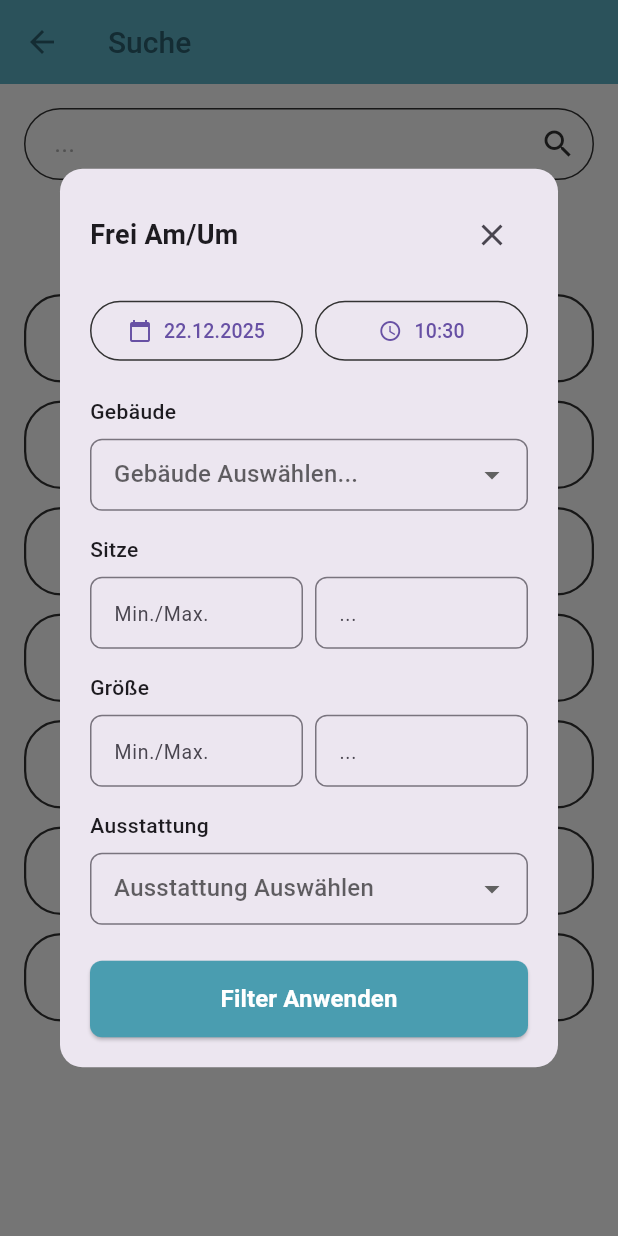
After one commit to GomorrhaDev/Raumfinder, a Flutter app: the SearchScreen screen opened directly, after a tap on "Filter Öffnen", on a phone screen of 412 x 824 dp. The commit adds this screen. Run offline on Flutter 3.47's test engine with Material 3 defaults, Android fonts, the phone set to English and light mode, and no system bars.

Commit message:
Add a search

```diff
--- a/raumfinder/lib/main.dart
+++ b/raumfinder/lib/main.dart
@@ -1,5 +1,5 @@
 import 'package:flutter/material.dart';
-import 'package:raumfinder/homepage.dart';
+import 'package:raumfinder/pages/home.dart';
 
 void main() {
   runApp(const UzLRaumfinderApp());
--- a/raumfinder/lib/homepage.dart
+++ b/raumfinder/lib/pages/home.dart
@@ -1,4 +1,5 @@
 import 'package:flutter/material.dart';
+import 'package:raumfinder/pages/search.dart';
 
 class RaumfinderHomePage extends StatefulWidget {
   const RaumfinderHomePage({super.key});
@@ -8,20 +9,11 @@ class RaumfinderHomePage extends StatefulWidget {
 }
 
 class _RaumfinderHomePageState extends State<RaumfinderHomePage> {
-  final TextEditingController _searchController = TextEditingController();
-
-  void _performSearch() {
-    final searchTerm = _searchController.text.trim();
-
-    if (searchTerm.isNotEmpty) {
-      ScaffoldMessenger.of(context).showSnackBar(
-        SnackBar(content: Text('Suche nach: $searchTerm')),
+  void _navigateToSearch() {
+    Navigator.push(
+      context,
+      MaterialPageRoute(builder: (context) => const SearchScreen()),
     );
-    } else {
-      ScaffoldMessenger.of(context).showSnackBar(
-        const SnackBar(content: Text('Filter-Optionen würden hier angezeigt werden')),
-      );
-    }
   }
 
   void _showHistory() {
@@ -30,15 +22,6 @@ class _RaumfinderHomePageState extends State<RaumfinderHomePage> {
     );
   }
 
-  @override
-  void dispose() {
-    _searchController.dispose();
-    super.dispose();
-  }
-
-
-
-  // Hier kommen praktisch die ganzen Widgets/ das aussehen rein
   @override
   Widget build(BuildContext context) {
     return Scaffold(
@@ -102,11 +85,18 @@ class _RaumfinderHomePageState extends State<RaumfinderHomePage> {
 
                         const SizedBox(height: 60),
 
-                        // Search Box
-                        Container(
+                        // Search Box (clickable)
+                        GestureDetector(
+                          onTap: _navigateToSearch,
+                          child: Container(
                             constraints: const BoxConstraints(maxWidth: 380),
                             decoration: BoxDecoration(
+                              color: Colors.white,
                               borderRadius: BorderRadius.circular(30),
+                              border: Border.all(
+                                color: const Color(0xFF333333),
+                                width: 2,
+                              ),
                               boxShadow: [
                                 BoxShadow(
                                   color: Colors.black.withOpacity(0.05),
@@ -115,49 +105,27 @@ class _RaumfinderHomePageState extends State<RaumfinderHomePage> {
                                 ),
                               ],
                             ),
-                          child: TextField(
-                            controller: _searchController,
-                            onSubmitted: (_) => _performSearch(),
-                            decoration: InputDecoration(
-                              hintText: '...',
-                              hintStyle: const TextStyle(
-                                color: Color(0xFFB0B0B0),
-                              ),
-                              filled: true,
-                              fillColor: Colors.white,
-                              contentPadding: const EdgeInsets.symmetric(
+                            padding: const EdgeInsets.symmetric(
                               horizontal: 20,
                               vertical: 16,
                             ),
-                              border: OutlineInputBorder(
-                                borderRadius: BorderRadius.circular(30),
-                                borderSide: const BorderSide(
-                                  color: Color(0xFF333333),
-                                  width: 2,
+                            child: Row(
+                              children: [
+                                Expanded(
+                                  child: Text(
+                                    '...',
+                                    style: TextStyle(
+                                      color: Colors.grey[400],
+                                      fontSize: 16,
                                     ),
                                   ),
-                              enabledBorder: OutlineInputBorder(
-                                borderRadius: BorderRadius.circular(30),
-                                borderSide: const BorderSide(
-                                  color: Color(0xFF333333),
-                                  width: 2,
                                 ),
-                              ),
-                              focusedBorder: OutlineInputBorder(
-                                borderRadius: BorderRadius.circular(30),
-                                borderSide: const BorderSide(
-                                  color: Color(0xFF4A9DB0),
-                                  width: 2,
-                                ),
-                              ),
-                              suffixIcon: IconButton(
-                                icon: const Icon(
+                                const Icon(
                                   Icons.search,
                                   color: Color(0xFF333333),
                                   size: 24,
                                 ),
-                                onPressed: _performSearch,
-                              ),
+                              ],
                             ),
                           ),
                         ),
--- /dev/null
+++ b/raumfinder/lib/pages/search.dart
@@ -0,0 +1,171 @@
+import 'package:flutter/material.dart';
+import 'package:raumfinder/widgets/filter_dialog.dart';
+
+
+class SearchScreen extends StatefulWidget {
+  const SearchScreen({super.key});
+
+  @override
+  State<SearchScreen> createState() => _SearchScreenState();
+}
+
+class _SearchScreenState extends State<SearchScreen> {
+  final TextEditingController _searchController = TextEditingController();
+  final List<String> _rooms = [
+    'H 1',
+    'CS-002',
+    'MFC9 307',
+    'H 1',
+    'CS-502',
+    'MFC8 507',
+    'MFC9 807',
+  ];
+
+  List<String> _filteredRooms = [];
+
+  @override
+  void initState() {
+    super.initState();
+    _filteredRooms = _rooms;
+    _searchController.addListener(_filterRooms);
+  }
+
+  void _filterRooms() {
+    setState(() {
+      if (_searchController.text.isEmpty) {
+        _filteredRooms = _rooms;
+      } else {
+        _filteredRooms = _rooms
+            .where((room) => room.toLowerCase().contains(_searchController.text.toLowerCase()))
+            .toList();
+      }
+    });
+  }
+
+  void _showFilterDialog() {
+    showDialog(
+      context: context,
+      builder: (BuildContext context) {
+        return const FilterDialog();
+      },
+    );
+  }
+
+  @override
+  void dispose() {
+    _searchController.dispose();
+    super.dispose();
+  }
+
+  @override
+  Widget build(BuildContext context) {
+    return Scaffold(
+      backgroundColor: Colors.white,
+      appBar: AppBar(
+        backgroundColor: const Color(0xFF5EB3C7),
+        elevation: 0,
+        leading: IconButton(
+          icon: const Icon(Icons.arrow_back, color: Color(0xFF2C5F6F)),
+          onPressed: () => Navigator.pop(context),
+        ),
+        title: const Text(
+          'Suche',
+          style: TextStyle(
+            color: Color(0xFF2C5F6F),
+            fontSize: 20,
+            fontWeight: FontWeight.w500,
+          ),
+        ),
+      ),
+      body: Column(
+        children: [
+          // Search Bar with Filter Button
+          Container(
+            padding: const EdgeInsets.all(16),
+            child: Column(
+              children: [
+                // Search Field
+                TextField(
+                  controller: _searchController,
+                  decoration: InputDecoration(
+                    hintText: '...',
+                    hintStyle: const TextStyle(color: Color(0xFFB0B0B0)),
+                    filled: true,
+                    fillColor: Colors.white,
+                    contentPadding: const EdgeInsets.symmetric(
+                      horizontal: 16,
+                      vertical: 12,
+                    ),
+                    border: OutlineInputBorder(
+                      borderRadius: BorderRadius.circular(25),
+                      borderSide: const BorderSide(color: Color(0xFF333333)),
+                    ),
+                    enabledBorder: OutlineInputBorder(
+                      borderRadius: BorderRadius.circular(25),
+                      borderSide: const BorderSide(color: Color(0xFF333333)),
+                    ),
+                    focusedBorder: OutlineInputBorder(
+                      borderRadius: BorderRadius.circular(25),
+                      borderSide: const BorderSide(color: Color(0xFF4A9DB0), width: 2),
+                    ),
+                    suffixIcon: const Icon(Icons.search, color: Color(0xFF333333)),
+                  ),
+                ),
+
+                const SizedBox(height: 12),
+
+                // Filter Button
+                OutlinedButton.icon(
+                  onPressed: _showFilterDialog,
+                  icon: const Icon(Icons.filter_list, size: 18),
+                  label: const Text('Filter Öffnen'),
+                  style: OutlinedButton.styleFrom(
+                    foregroundColor: const Color(0xFF333333),
+                    side: const BorderSide(color: Color(0xFF333333)),
+                    shape: RoundedRectangleBorder(
+                      borderRadius: BorderRadius.circular(20),
+                    ),
+                    padding: const EdgeInsets.symmetric(horizontal: 20, vertical: 10),
+                  ),
+                ),
+              ],
+            ),
+          ),
+
+          // Room List
+          Expanded(
+            child: ListView.builder(
+              padding: const EdgeInsets.symmetric(horizontal: 16),
+              itemCount: _filteredRooms.length,
+              itemBuilder: (context, index) {
+                return Container(
+                  margin: const EdgeInsets.only(bottom: 12),
+                  decoration: BoxDecoration(
+                    color: Colors.white,
+                    borderRadius: BorderRadius.circular(25),
+                    border: Border.all(color: const Color(0xFF333333), width: 1.5),
+                  ),
+                  child: ListTile(
+                    title: Text(
+                      _filteredRooms[index],
+                      textAlign: TextAlign.center,
+                      style: const TextStyle(
+                        fontSize: 16,
+                        fontWeight: FontWeight.w500,
+                      ),
+                    ),
+                    onTap: () {
+                      ScaffoldMessenger.of(context).showSnackBar(
+                        SnackBar(content: Text('Raum ${_filteredRooms[index]} ausgewählt')),
+                      );
+                    },
+                  ),
+                );
+              },
+            ),
+          ),
+        ],
+      ),
+    );
+  }
+}
--- /dev/null
+++ b/raumfinder/lib/widgets/filter_dialog.dart
@@ -0,0 +1,303 @@
+import 'package:flutter/material.dart';
+
+class FilterDialog extends StatefulWidget {
+  const FilterDialog({super.key});
+
+  @override
+  State<FilterDialog> createState() => _FilterDialogState();
+}
+
+class _FilterDialogState extends State<FilterDialog> {
+  String? _selectedBuilding;
+  String _minSize = '';
+  String _maxSize = '';
+  String? _selectedEquipment;
+  DateTime _selectedDate = DateTime.now();
+  TimeOfDay _selectedTime = TimeOfDay.now();
+
+  final List<String> _buildings = [
+    'Gebäude Auswählen...',
+    'H Gebäude',
+    'CS Gebäude',
+    'MFC8',
+    'MFC9',
+  ];
+
+  final List<String> _equipment = [
+    'Ausstattung Auswählen',
+    'Beamer',
+    'Computer',
+    'Whiteboard',
+    'Tafel',
+  ];
+
+  Future<void> _selectDate() async {
+    final DateTime? picked = await showDatePicker(
+      context: context,
+      initialDate: _selectedDate,
+      firstDate: DateTime.now(),
+      lastDate: DateTime(2025, 12, 31),
+    );
+    if (picked != null && picked != _selectedDate) {
+      setState(() {
+        _selectedDate = picked;
+      });
+    }
+  }
+
+  Future<void> _selectTime() async {
+    final TimeOfDay? picked = await showTimePicker(
+      context: context,
+      initialTime: _selectedTime,
+    );
+    if (picked != null && picked != _selectedTime) {
+      setState(() {
+        _selectedTime = picked;
+      });
+    }
+  }
+
+  @override
+  Widget build(BuildContext context) {
+    return Dialog(
+      shape: RoundedRectangleBorder(borderRadius: BorderRadius.circular(15)),
+      child: Container(
+        padding: const EdgeInsets.all(20),
+        constraints: const BoxConstraints(maxWidth: 400),
+        child: SingleChildScrollView(
+          child: Column(
+            mainAxisSize: MainAxisSize.min,
+            crossAxisAlignment: CrossAxisAlignment.start,
+            children: [
+              // Header
+              Row(
+                mainAxisAlignment: MainAxisAlignment.spaceBetween,
+                children: [
+                  const Text(
+                    'Frei Am/Um',
+                    style: TextStyle(
+                      fontSize: 18,
+                      fontWeight: FontWeight.w600,
+                    ),
+                  ),
+                  IconButton(
+                    icon: const Icon(Icons.close),
+                    onPressed: () => Navigator.pop(context),
+                  ),
+                ],
+              ),
+
+              const SizedBox(height: 16),
+
+              // Date and Time Picker
+              Row(
+                children: [
+                  Expanded(
+                    child: OutlinedButton.icon(
+                      onPressed: _selectDate,
+                      icon: const Icon(Icons.calendar_today, size: 16),
+                      label: Text(
+                        '${_selectedDate.day}.${_selectedDate.month}.${_selectedDate.year}',
+                        style: const TextStyle(fontSize: 13),
+                      ),
+                      style: OutlinedButton.styleFrom(
+                        padding: const EdgeInsets.symmetric(horizontal: 12, vertical: 10),
+                        side: const BorderSide(color: Color(0xFF333333)),
+                      ),
+                    ),
+                  ),
+                  const SizedBox(width: 8),
+                  Expanded(
+                    child: OutlinedButton.icon(
+                      onPressed: _selectTime,
+                      icon: const Icon(Icons.access_time, size: 16),
+                      label: Text(
+                        '${_selectedTime.hour}:${_selectedTime.minute.toString().padLeft(2, '0')}',
+                        style: const TextStyle(fontSize: 13),
+                      ),
+                      style: OutlinedButton.styleFrom(
+                        padding: const EdgeInsets.symmetric(horizontal: 12, vertical: 10),
+                        side: const BorderSide(color: Color(0xFF333333)),
+                      ),
+                    ),
+                  ),
+                ],
+              ),
+
+              const SizedBox(height: 20),
+
+              // Building Dropdown
+              const Text(
+                'Gebäude',
+                style: TextStyle(fontSize: 14, fontWeight: FontWeight.w500),
+              ),
+              const SizedBox(height: 8),
+              DropdownButtonFormField<String>(
+                value: _selectedBuilding,
+                hint: const Text('Gebäude Auswählen...'),
+                decoration: InputDecoration(
+                  contentPadding: const EdgeInsets.symmetric(horizontal: 12, vertical: 8),
+                  border: OutlineInputBorder(
+                    borderRadius: BorderRadius.circular(8),
+                    borderSide: const BorderSide(color: Color(0xFF333333)),
+                  ),
+                ),
+                items: _buildings.map((building) {
+                  return DropdownMenuItem(
+                    value: building,
+                    child: Text(building, style: const TextStyle(fontSize: 14)),
+                  );
+                }).toList(),
+                onChanged: (value) {
+                  setState(() {
+                    _selectedBuilding = value;
+                  });
+                },
+              ),
+
+              const SizedBox(height: 16),
+
+              // Size
+              const Text(
+                'Sitze',
+                style: TextStyle(fontSize: 14, fontWeight: FontWeight.w500),
+              ),
+              const SizedBox(height: 8),
+              Row(
+                children: [
+                  Expanded(
+                    child: TextField(
+                      decoration: InputDecoration(
+                        hintText: 'Min./Max.',
+                        hintStyle: const TextStyle(fontSize: 13),
+                        contentPadding: const EdgeInsets.symmetric(horizontal: 12, vertical: 8),
+                        border: OutlineInputBorder(
+                          borderRadius: BorderRadius.circular(8),
+                        ),
+                      ),
+                      keyboardType: TextInputType.number,
+                      onChanged: (value) => _minSize = value,
+                    ),
+                  ),
+                  const SizedBox(width: 8),
+                  Expanded(
+                    child: TextField(
+                      decoration: InputDecoration(
+                        hintText: '...',
+                        hintStyle: const TextStyle(fontSize: 13),
+                        contentPadding: const EdgeInsets.symmetric(horizontal: 12, vertical: 8),
+                        border: OutlineInputBorder(
+                          borderRadius: BorderRadius.circular(8),
+                        ),
+                      ),
+                      keyboardType: TextInputType.number,
+                      onChanged: (value) => _maxSize = value,
+                    ),
+                  ),
+                ],
+              ),
+
+              const SizedBox(height: 16),
+
+              // Size (Größe)
+              const Text(
+                'Größe',
+                style: TextStyle(fontSize: 14, fontWeight: FontWeight.w500),
+              ),
+              const SizedBox(height: 8),
+              Row(
+                children: [
+                  Expanded(
+                    child: TextField(
+                      decoration: InputDecoration(
+                        hintText: 'Min./Max.',
+                        hintStyle: const TextStyle(fontSize: 13),
+                        contentPadding: const EdgeInsets.symmetric(horizontal: 12, vertical: 8),
+                        border: OutlineInputBorder(
+                          borderRadius: BorderRadius.circular(8),
+                        ),
+                      ),
+                      keyboardType: TextInputType.number,
+                    ),
+                  ),
+                  const SizedBox(width: 8),
+                  Expanded(
+                    child: TextField(
+                      decoration: InputDecoration(
+                        hintText: '...',
+                        hintStyle: const TextStyle(fontSize: 13),
+                        contentPadding: const EdgeInsets.symmetric(horizontal: 12, vertical: 8),
+                        border: OutlineInputBorder(
+                          borderRadius: BorderRadius.circular(8),
+                        ),
+                      ),
+                      keyboardType: TextInputType.number,
+                    ),
+                  ),
+                ],
+              ),
+
+              const SizedBox(height: 16),
+
+              // Equipment Dropdown
+              const Text(
+                'Ausstattung',
+                style: TextStyle(fontSize: 14, fontWeight: FontWeight.w500),
+              ),
+              const SizedBox(height: 8),
+              DropdownButtonFormField<String>(
+                value: _selectedEquipment,
+                hint: const Text('Ausstattung Auswählen'),
+                decoration: InputDecoration(
+                  contentPadding: const EdgeInsets.symmetric(horizontal: 12, vertical: 8),
+                  border: OutlineInputBorder(
+                    borderRadius: BorderRadius.circular(8),
+                    borderSide: const BorderSide(color: Color(0xFF333333)),
+                  ),
+                ),
+                items: _equipment.map((equip) {
+                  return DropdownMenuItem(
+                    value: equip,
+                    child: Text(equip, style: const TextStyle(fontSize: 14)),
+                  );
+                }).toList(),
+                onChanged: (value) {
+                  setState(() {
+                    _selectedEquipment = value;
+                  });
+                },
+              ),
+
+              const SizedBox(height: 24),
+
+              // Apply Button
+              SizedBox(
+                width: double.infinity,
+                child: ElevatedButton(
+                  onPressed: () {
+                    Navigator.pop(context);
+                    ScaffoldMessenger.of(context).showSnackBar(
+                      const SnackBar(content: Text('Filter angewendet')),
+                    );
+                  },
+                  style: ElevatedButton.styleFrom(
+                    backgroundColor: const Color(0xFF4A9DB0),
+                    foregroundColor: Colors.white,
+                    padding: const EdgeInsets.symmetric(vertical: 14),
+                    shape: RoundedRectangleBorder(
+                      borderRadius: BorderRadius.circular(8),
+                    ),
+                  ),
+                  child: const Text(
+                    'Filter Anwenden',
+                    style: TextStyle(fontSize: 16, fontWeight: FontWeight.w600),
+                  ),
+                ),
+              ),
+            ],
+          ),
+        ),
+      ),
+    );
+  }
+}
```
Lines whose indentation alone changed are shown as unchanged.
